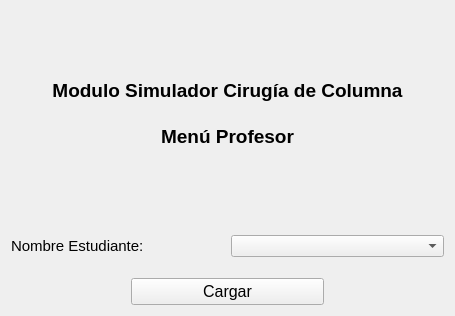
The window that Interfaz Grafica/MenuProfesor.ui (SCSurgery/simuladorTornillosPediculares) describes before a commit, drawn with Qt 5.
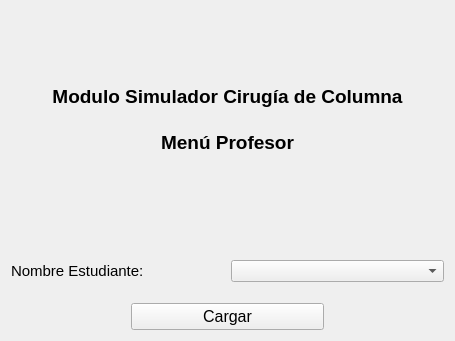
The same window after the commit. Custom widgets are drawn as their Qt base class.

Diff of the .ui file:
```diff
--- a/Interfaz Grafica/MenuProfesor.ui
+++ b/Interfaz Grafica/MenuProfesor.ui
@@ -10,7 +10,7 @@
     <x>0</x>
     <y>0</y>
     <width>455</width>
-    <height>316</height>
+    <height>341</height>
    </rect>
   </property>
   <property name="sizePolicy">
@@ -53,7 +53,7 @@
      <property name="sizeHint" stdset="0">
       <size>
        <width>17</width>
-       <height>13</height>
+       <height>25</height>
       </size>
      </property>
     </spacer>
```
Left out of the diff: 4 changed lines with no effect on the pictures.
